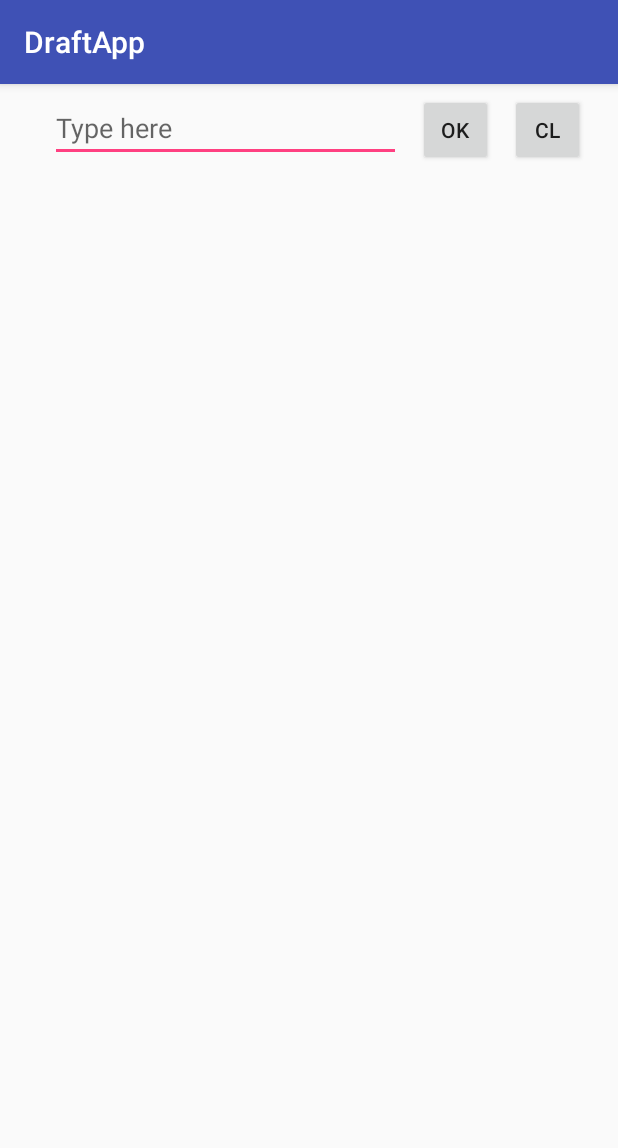
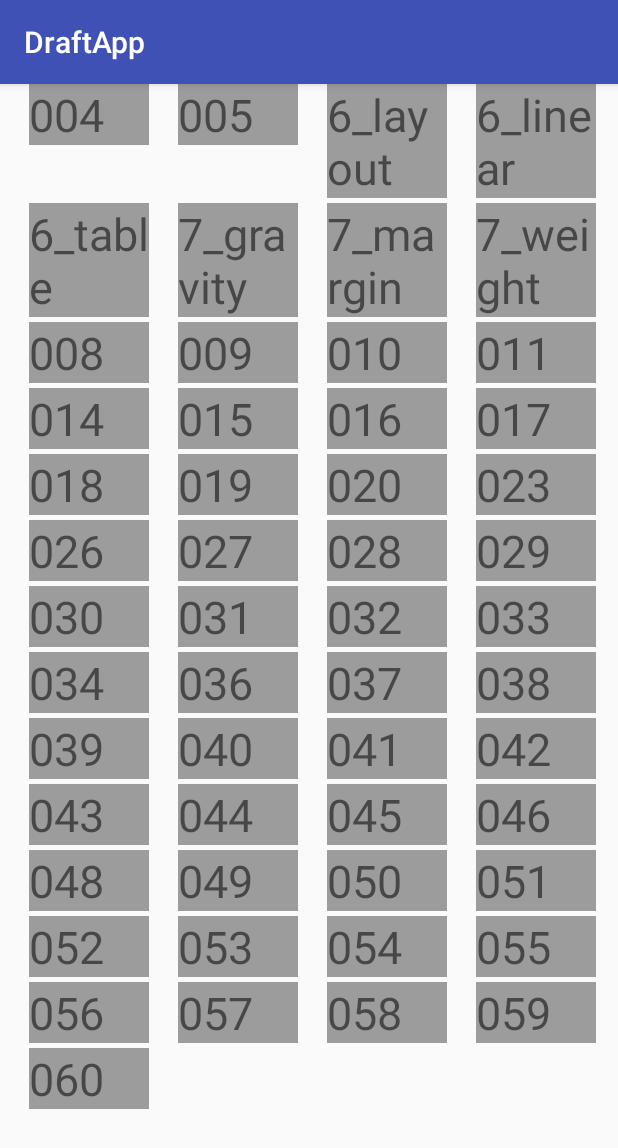
Before and after one commit to Hexakosioihexekontahex/DraftApp, an Android app: the screen it shows after launch (MainActivity), on a phone screen of 412 x 824 dp. Shown: the top 1148 px of the screen. Run offline under Robolectric (Android 15) with nearby library versions, the light colour scheme and no system bars.

Commit message:
MainActivity

```diff
--- a/app/src/main/java/com/test/hex/draftapp/MainActivity.kt
+++ b/app/src/main/java/com/test/hex/draftapp/MainActivity.kt
@@ -7,30 +7,52 @@ import android.view.View
 import android.widget.*
 import com.test.hex.draftapp.numbered.*
 
-class MainActivity : AppCompatActivity(), View.OnClickListener {
+class MainActivity : AppCompatActivity() {
 
-    lateinit var okButton: Button
-    lateinit var clButton: Button
-    lateinit var editText: EditText
+    lateinit var gvMain: GridView
+    private lateinit var aAdapter: ArrayAdapter<String>
     lateinit var intention: Intent
 
     override fun onCreate(savedInstanceState: Bundle?) {
         super.onCreate(savedInstanceState)
 
         setContentView(R.layout.l000)
-        okButton = findViewById(R.id.okButton)
-        okButton.setOnClickListener(this)
-        clButton = findViewById(R.id.clButton)
-        clButton.setOnClickListener(this)
-        editText = findViewById(R.id.editText)
+
+        val data: MutableList<String> = mutableListOf("004", "005", "6_layout", "6_linear", "6_table",
+                "7_gravity", "7_margin", "7_weight")
+        for (i in 8..60) {
+            data.add("${if(i<100) "0" else ""}${if(i<10) "0" else ""}$i")
+        }
+        data.apply {
+            remove("012")
+            remove("013")
+            remove("021")
+            remove("022")
+            remove("024")
+            remove("025")
+            remove("035")
+            remove("047")
         }
 
-    override fun onClick(v: View?) {
-        val text = editText.text.toString()
+        aAdapter = ArrayAdapter(this, R.layout.l000_item, R.id.tvText,
+                data.toTypedArray())
+        gvMain = findViewById(R.id.gvMain)
+        gvMain.adapter = aAdapter
+        adjustGridView()
+    }
 
-        when(v?.id) {
-            R.id.okButton -> {
-                when (text) {
+    private fun adjustGridView(){
+        gvMain.apply {
+            numColumns = GridView.AUTO_FIT
+            columnWidth = 120
+            verticalSpacing = 5
+            horizontalSpacing = 5
+            stretchMode = GridView.STRETCH_SPACING_UNIFORM
+        }
+    }
+
+    fun clickGridElem(view: View) {
+       when ((view as? TextView)?.text) {
             "004" -> {
                 intention = Intent(this, L004ActivityMain::class.java)
                 startActivity(intention)
@@ -39,31 +61,31 @@ class MainActivity : AppCompatActivity(), View.OnClickListener {
                 intention = Intent(this, L005Myscreen::class.java)
                 startActivity(intention)
             }
-                    "006_layout" -> {
+            "6_layout" -> {
                 intention = Intent(this, L006Layout::class.java)
                 startActivity(intention)
             }
-                    "006_linear" -> {
+            "6_linear" -> {
                 intention = Intent(this, L006LinearInLinear::class.java)
                 startActivity(intention)
             }
-                    "006_relative" -> {
+            "6_relative" -> {
                 intention = Intent(this, L006RelativeLayout::class.java)
                 startActivity(intention)
             }
-                    "006_table" -> {
+            "6_table" -> {
                 intention = Intent(this, L006TableLayout::class.java)
                 startActivity(intention)
             }
-                    "007_gravity" -> {
+            "7_gravity" -> {
                 intention = Intent(this, L007LayoutGravity::class.java)
                 startActivity(intention)
             }
-                    "007_margin" -> {
+            "7_margin" -> {
                 intention = Intent(this, L007LayoutMargin::class.java)
                 startActivity(intention)
             }
-                    "007_weight" -> {
+            "7_weight" -> {
                 intention = Intent(this, L007LayoutWeight::class.java)
                 startActivity(intention)
             }
@@ -249,13 +271,9 @@ class MainActivity : AppCompatActivity(), View.OnClickListener {
             }
 
             else -> Toast.makeText(this,
-                            "Type exist activity name",
-                            Toast.LENGTH_SHORT).show()
-                }
-            }
-            R.id.clButton -> {
-                editText.setText("")
+                    "Select exist activity name",
+                    Toast.LENGTH_SHORT)
+                    .show()
         }
     }
 }
-}
--- a/app/src/main/java/com/test/hex/draftapp/numbered/L057.kt
+++ b/app/src/main/java/com/test/hex/draftapp/numbered/L057.kt
@@ -8,7 +8,7 @@ import com.test.hex.draftapp.R
 
 class L057 : AppCompatActivity() {
 //    val data = arrayOf("a", "b", "c", "d", "e", "f", "g", "h", "i", "j", "k")
-    val data: Array<String> = ('a'..'k').map { toString() }.toTypedArray()
+    val data: Array<String> = ('a'..'k').map { it + "" }.toTypedArray()
 
     lateinit var gvMain: GridView
     private lateinit var aAdapter: ArrayAdapter<String>
--- /dev/null
+++ b/app/src/main/res/drawable/l000_rect.xml
@@ -0,0 +1,8 @@
+<?xml version="1.0" encoding="utf-8"?>
+<shape xmlns:android="http://schemas.android.com/apk/res/android"
+    android:shape="rectangle">
+    <solid android:color="#9C9C9C">
+
+    </solid>
+
+</shape>
--- a/app/src/main/res/layout/l000.xml
+++ b/app/src/main/res/layout/l000.xml
@@ -8,37 +8,10 @@
     android:layout_height="match_parent"
     tools:context=".MainActivity">
 
-    <LinearLayout
+    <GridView
+        android:id="@+id/gvMain"
         android:layout_width="match_parent"
-        android:layout_height="wrap_content"
-        android:id="@+id/linearLayout1"
-        android:layout_marginLeft="10pt"
-        android:layout_marginRight="10pt"
-        android:layout_marginTop="3pt">
-        <EditText
-            android:layout_width="match_parent"
-            android:layout_height="wrap_content"
-            android:layout_weight="1"
-            android:id="@+id/editText"
-            android:layout_marginLeft="5pt"
-            android:inputType="text"
-            android:layout_marginStart="5pt"
-            android:hint="@string/type_here"/>
-        <Button
-            android:layout_width="match_parent"
-            android:layout_height="wrap_content"
-            android:layout_weight="2.5"
-            android:id="@+id/okButton"
-            android:layout_marginLeft="5pt"
-            android:layout_marginStart="5pt"
-            android:text="@string/ok"/>
-        <Button
-            android:layout_width="match_parent"
-            android:layout_height="wrap_content"
-            android:layout_weight="2.5"
-            android:id="@+id/clButton"
-            android:layout_marginLeft="5pt"
-            android:layout_marginStart="5pt"
-            android:text="@string/cl"/>
-    </LinearLayout>
+        android:layout_height="match_parent">
+
+    </GridView>
 </LinearLayout>
--- /dev/null
+++ b/app/src/main/res/layout/l000_item.xml
@@ -0,0 +1,19 @@
+<?xml version="1.0" encoding="utf-8"?>
+<LinearLayout xmlns:android="http://schemas.android.com/apk/res/android"
+    android:orientation="vertical"
+    android:layout_width="match_parent"
+    android:layout_height="match_parent"
+    android:background="@drawable/l000_rect">
+    <TextView
+        android:id="@+id/tvText"
+        android:layout_width="wrap_content"
+        android:layout_height="wrap_content"
+        android:gravity="center_vertical"
+        android:minHeight="40dp"
+        android:text=""
+        android:textSize="30sp"
+        android:clickable="true"
+        android:onClick="clickGridElem"
+        android:focusable="true" />
+
+</LinearLayout>
```
Lines whose indentation alone changed are shown as unchanged.
